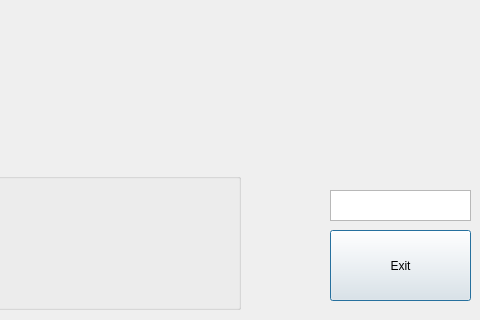
This is software/Linux/Flugbahnberechnung/frm_camera_calibration_crop.ui in SevFle/Flugbahnberechnung as Qt 5 draws it before an edit; both pictures show x 800 to 1280 and y 420 to 740 of the 1280 by 740 pixel window. The edited form follows.
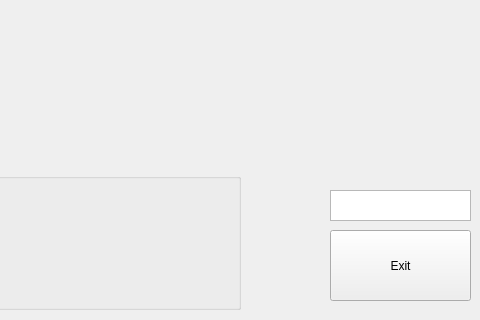
This is the edited form.

Commit message: Changed QDialog to QWindow

```diff
--- a/software/Linux/Flugbahnberechnung/frm_camera_calibration_crop.ui
+++ b/software/Linux/Flugbahnberechnung/frm_camera_calibration_crop.ui
@@ -1,7 +1,7 @@
 <?xml version="1.0" encoding="UTF-8"?>
 <ui version="4.0">
  <class>C_frm_camera_calibration_crop</class>
- <widget class="QDialog" name="C_frm_camera_calibration_crop">
+ <widget class="QMainWindow" name="C_frm_camera_calibration_crop">
   <property name="geometry">
    <rect>
     <x>0</x>
@@ -13,6 +13,7 @@
   <property name="windowTitle">
    <string>Dialog</string>
   </property>
+  <widget class="QWidget" name="centralwidget">
   <widget class="QTextEdit" name="txb_zaehler">
    <property name="geometry">
     <rect>
@@ -111,6 +112,7 @@
     </property>
    </widget>
   </widget>
+</widget>
  </widget>
  <resources/>
  <connections/>
```
The commit also changes 23 other files.
